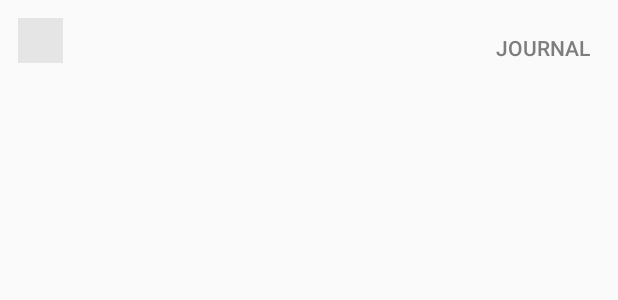
After one commit to devgabrielcoman/logd, an Android app: the layout notification_custom.xml on its own in the app's theme, with its tools: preview values and no code run, on a phone screen of 412 x 824 dp. The commit adds this screen. Shown: the top 300 px of the screen. Run offline under Robolectric (Android 15) with nearby library versions, the phone set to English and light mode, and no system bars.

Commit message:
Made some headway

```diff
--- a/app/src/main/AndroidManifest.xml
+++ b/app/src/main/AndroidManifest.xml
@@ -32,6 +32,8 @@
                 <category android:name="android.intent.category.DEFAULT" />
             </intent-filter>
         </receiver>
+
+        <receiver android:name=".system.notification.AnswerButtonListener"/>
     </application>
 
 </manifest>
--- a/app/src/main/java/com/gabrielcoman/logd/system/api/SentimentAPI.java
+++ b/app/src/main/java/com/gabrielcoman/logd/system/api/SentimentAPI.java
@@ -8,10 +8,11 @@ import java.io.IOException;
 import java.util.HashMap;
 
 import rx.Observable;
+import rx.Single;
 
 public class SentimentAPI {
 
-    public static Observable<Double> analyseSentiment (String text) {
+    public static Single<Double> analyseSentiment (String text) {
 
         String url = "http://sentiment.vivekn.com/api/text/";
         HashMap<String, String> body = new HashMap<>();
--- /dev/null
+++ b/app/src/main/res/layout/notification_custom.xml
@@ -0,0 +1,58 @@
+<RelativeLayout xmlns:android="http://schemas.android.com/apk/res/android"
+    xmlns:tools="http://schemas.android.com/tools"
+    android:layout_width="match_parent"
+    android:layout_height="wrap_content" >
+
+    <ImageView
+        android:id="@+id/imagenotileft"
+        android:src="@drawable/notifico"
+        android:padding="12dp"
+        android:layout_width="wrap_content"
+        android:layout_height="wrap_content" />
+
+    <LinearLayout
+        android:id="@+id/title"
+        android:layout_marginTop="12dp"
+        android:layout_width="match_parent"
+        android:layout_height="wrap_content"
+        android:textColor="@color/colorTextMain"
+        android:orientation="vertical"
+        android:layout_toRightOf="@+id/imagenotileft" />
+
+    <LinearLayout
+        android:id="@+id/text"
+        android:layout_width="match_parent"
+        android:layout_height="wrap_content"
+        android:orientation="vertical"
+        android:layout_below="@+id/title"
+        android:layout_toRightOf="@+id/imagenotileft">
+
+    </LinearLayout>
+
+    <RelativeLayout
+        android:id="@+id/journalBtn"
+        android:layout_width="match_parent"
+        android:layout_height="40dp"
+        android:orientation="vertical"
+        android:layout_below="@+id/text"
+        android:layout_toRightOf="@+id/imagenotileft">
+
+        <Button
+            android:id="@+id/JournalButton"
+            android:layout_alignParentEnd="true"
+            android:text="JOURNAL"
+            android:textColor="@color/colorGray"
+            android:background="@color/colorTransparent"
+            android:layout_width="100dp"
+            android:layout_height="match_parent" />
+
+    </RelativeLayout>
+
+    <ImageView
+        android:id="@+id/imagenotiright"
+        android:layout_width="wrap_content"
+        android:layout_height="wrap_content"
+        android:layout_alignParentRight="true"
+        android:padding="10dp" />
+
+</RelativeLayout>
--- a/app/src/main/res/values/colors.xml
+++ b/app/src/main/res/values/colors.xml
@@ -6,8 +6,11 @@
     <color name="colorLightAccent">#fcebc9</color>
     <color name="colorNeutralAccent">#6a84c3</color>
     <color name="colorTextBg">#ffffff</color>
+    <color name="colorTextContrast">#ffffff</color>
     <color name="colorTextLightHint">#efefef</color>
     <color name="colorTextHint">#b3b5bb</color>
     <color name="colorTextMain">#000000</color>
     <color name="colorTextMain2">#565656</color>
+    <color name="colorTransparent">#00000000</color>
+    <color name="colorGray">#7d7d7d</color>
 </resources>
--- a/app/src/main/res/values/styles.xml
+++ b/app/src/main/res/values/styles.xml
@@ -17,13 +17,13 @@
 
     <style name="AppTheme.PopupOverlay" parent="ThemeOverlay.AppCompat.Light" />
 
-    <style name="Theme.Transparent" parent="Theme.AppCompat.Dialog">
+    <style name="Theme.Transparent" parent="Theme.AppCompat.Light.NoActionBar">
         <item name="android:windowIsTranslucent">true</item>
-        <item name="android:windowBackground">@android:color/transparent</item>
+        <item name="android:windowBackground">@color/colorTransparent</item>
         <item name="android:windowContentOverlay">@null</item>
         <item name="android:windowNoTitle">true</item>
         <item name="android:windowIsFloating">true</item>
-        <item name="android:backgroundDimEnabled">false</item>
+        <item name="android:backgroundDimEnabled">true</item>
     </style>
 
 </resources>
```
Also changed, not shown: app/src/main/java/com/gabrielcoman/logd/activities/answer/AnswerActivity.java (+31 -20 lines), app/src/main/java/com/gabrielcoman/logd/activities/main/MainActivity.java (+16 -2 lines), app/src/main/java/com/gabrielcoman/logd/system/alarm/AlarmReceiver.java (+15 -13 lines), app/src/main/java/com/gabrielcoman/logd/system/notification/AnswerButtonListener.java (added, +38 -0 lines), app/src/main/java/com/gabrielcoman/logd/system/notification/NotificationCreator.java (+52 -8 lines), app/src/main/res/layout/activity_answer.xml (+27 -12 lines), app/src/main/res/layout/notification_custom_button.xml (added, +21 -0 lines), app/src/main/res/layout/notification_custom_title.xml (added, +27 -0 lines), app/src/main/res/layout/row_answer.xml (+3 -6 lines), app/src/main/res/layout/row_journal.xml (+4 -6 lines), logdnetwork/src/main/java/com/gabrielcoman/logdnetwork/Network.java (+7 -5 lines), app/src/main/res/drawable/notifico.png (added).
